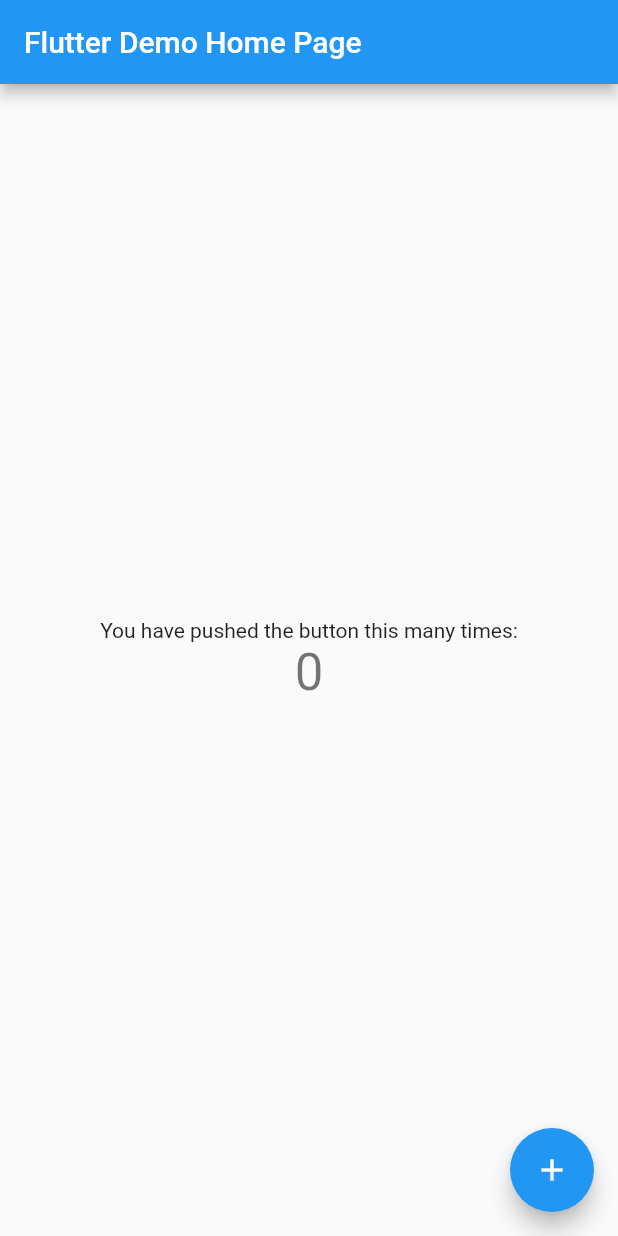
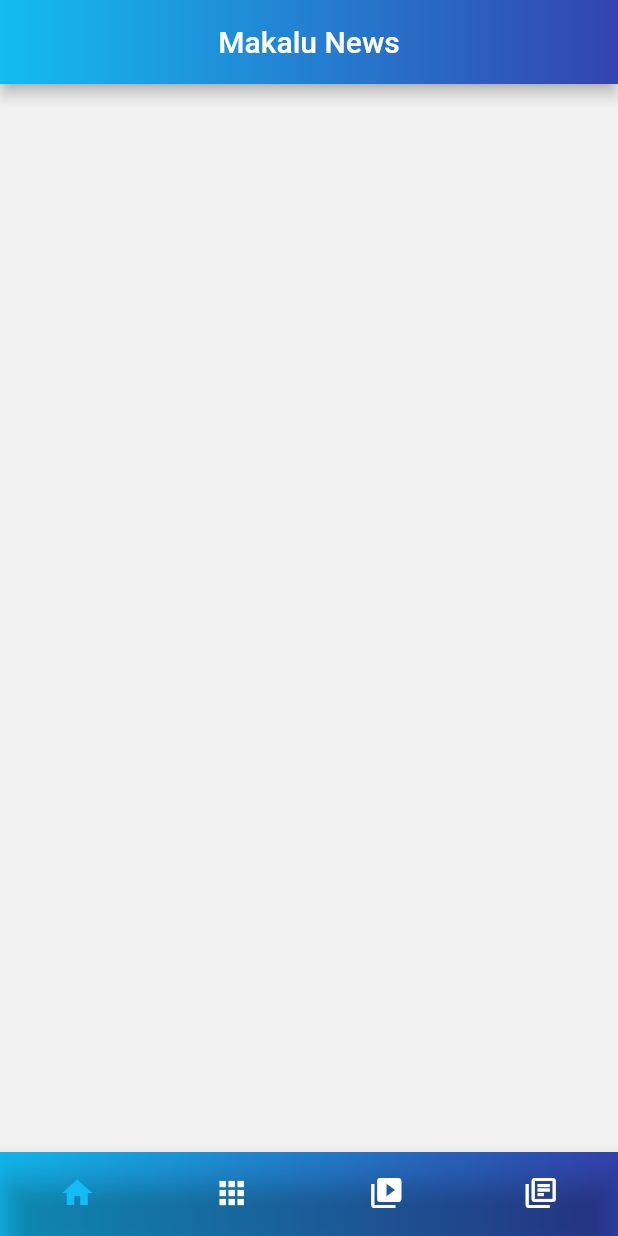
Before and after one commit to sabin-nepal/makalu_tv, a Flutter app: the screen it shows after launch, on a phone screen of 412 x 824 dp. Run offline on Flutter 3.47's test engine with Material 2 defaults, Android fonts, the phone set to English and light mode, and no system bars.

Commit message:
project structure and gradient appbar

```diff
--- /dev/null
+++ b/lib/app/helpers/constant.dart
@@ -0,0 +1,6 @@
+class Constant{
+  static const homeTabKey = 'home';
+  static const appsTabKey = 'category';
+  static const videoTabKey = 'video';
+  static const libraryTabKey = 'library';
+}
--- /dev/null
+++ b/lib/app/helpers/url.dart
@@ -0,0 +1,5 @@
+class UrlHelper{
+  static const String host = "https://lae.prolificdevs.net/api/v1/";
+  static const String newsUrl = '${host}news';
+
+}
--- /dev/null
+++ b/lib/app/models/news/news.dart
@@ -0,0 +1,19 @@
+import 'package:flutter/material.dart';
+
+class News{
+
+  final String id;
+  final String title;
+  News({
+    @required this.id,
+    @required this.title,
+  });
+
+  factory News.fromJson(Map<String, dynamic> json) {
+    return News(
+      id: json['id'] as String,
+      title: json['title'] as String,
+    );
+  }
+
+}
--- /dev/null
+++ b/lib/app/services/news/news_service.dart
@@ -0,0 +1,22 @@
+import 'dart:convert';
+
+import 'package:http/http.dart' as http;
+import 'package:makalu_tv/app/helpers/url.dart';
+import 'package:makalu_tv/app/models/news/news.dart';
+
+class NewsService{
+
+ Future<List<News>> getNews() async{
+
+    final _res = await http.get(Uri.parse(UrlHelper.newsUrl));
+    if(_res.statusCode == 200){
+      final _decoded = jsonDecode(_res.body);
+      final _data = _decoded
+          .map<News>((e) => News.fromJson(e))
+          .toList();
+      return _data;
+    }
+  throw _res;
+ }
+
+}
--- /dev/null
+++ b/lib/app/styles/colors.dart
@@ -0,0 +1,13 @@
+
+import 'package:flutter/material.dart';
+
+class AppColors{
+  static const Color bgColor = Color(0xfff2f2f2);
+  static const Color primaryColor = Color(0xff3443b0);
+  static const Color accentColor = Color(0xff13bcf3);
+  static const Color iconColor = Color(0xff13bcf3);
+  static const Gradient primaryGradient = LinearGradient(colors: [
+    accentColor,
+    primaryColor,
+  ]);
+}
--- /dev/null
+++ b/lib/app/styles/theme.dart
@@ -0,0 +1,12 @@
+
+import 'package:flutter/material.dart';
+import 'package:makalu_tv/app/styles/colors.dart';
+
+ThemeData theme = ThemeData(
+  appBarTheme: AppBarTheme(
+    color:Colors.white,
+  ),
+  scaffoldBackgroundColor: AppColors.bgColor,
+  primaryColor: AppColors.primaryColor,
+  accentColor: AppColors.accentColor,
+);
--- /dev/null
+++ b/lib/app/ui/general/home.dart
@@ -0,0 +1,86 @@
+import 'package:flutter/material.dart';
+import 'package:makalu_tv/app/styles/colors.dart';
+import 'package:makalu_tv/app/ui/screens/news_screen.dart';
+
+class HomePage extends StatefulWidget {
+  HomePage({Key key}) : super(key: key);
+  @override
+  _HomePageState createState() => _HomePageState();
+}
+
+class _HomePageState extends State<HomePage> {
+  List _tabPages;
+  int _selectedIndex = 0;
+  @override
+  void initState() {
+    super.initState();
+    _tabPages = [
+      NewsScreen(),
+      NewsScreen(),
+      NewsScreen(),
+      NewsScreen(),
+    ];
+
+  }
+
+  void _onItemTapped(int index) {
+    setState(() {
+      _selectedIndex = index;
+    });
+  }
+
+  @override
+  Widget build(BuildContext context) {
+
+    return Scaffold(
+      appBar: AppBar(
+        flexibleSpace: Container(
+          decoration:BoxDecoration(
+            gradient: AppColors.primaryGradient
+          )
+        ),
+        centerTitle: true,
+        title: Text(
+          'Makalu News',
+        ),
+      ),
+      bottomNavigationBar: _bottomNavigationBar(context),
+      body: Container() // This trailing comma makes auto-formatting nicer for build methods.
+    );
+  }
+  Widget _bottomNavigationBar(BuildContext context){
+    return Container(
+      decoration: BoxDecoration(
+        gradient: AppColors.primaryGradient,
+      ),
+      child: BottomNavigationBar(
+        backgroundColor: Colors.transparent,
+        currentIndex: _selectedIndex,
+        onTap: _onItemTapped,
+        type: BottomNavigationBarType.fixed,
+        showSelectedLabels: false,
+        showUnselectedLabels: false,
+        unselectedItemColor: Colors.white,
+        selectedItemColor: AppColors.iconColor,
+        items:[
+          BottomNavigationBarItem(
+            icon: Icon(Icons.home),
+            label: 'Home'
+            ),
+            BottomNavigationBarItem(
+            icon: Icon(Icons.apps),
+            label: 'Apps'
+            ),
+            BottomNavigationBarItem(
+            icon: Icon(Icons.video_collection),
+            label: 'Video'
+            ),
+            BottomNavigationBarItem(
+            icon: Icon(Icons.library_books_outlined),
+            label: 'Library'
+            ),
+        ],
+      ),
+    );
+  }
+}
--- /dev/null
+++ b/lib/app/ui/screens/news_screen.dart
@@ -0,0 +1,13 @@
+import 'package:flutter/material.dart';
+import 'package:makalu_tv/app/styles/colors.dart';
+
+class NewsScreen extends StatelessWidget {
+  @override
+  Widget build(BuildContext context) {
+    return Column(
+      children: [
+        Container()
+      ],
+    );
+  }
+}
--- a/lib/main.dart
+++ b/lib/main.dart
@@ -1,4 +1,6 @@
 import 'package:flutter/material.dart';
+import 'package:makalu_tv/app/styles/theme.dart';
+import 'package:makalu_tv/app/ui/general/home.dart';
 
 void main() {
   runApp(MyApp());
@@ -9,61 +11,9 @@ class MyApp extends StatelessWidget {
   @override
   Widget build(BuildContext context) {
     return MaterialApp(
-      title: 'Flutter Demo',
-      theme: ThemeData(
-        primarySwatch: Colors.blue,
-      ),
-      home: MyHomePage(title: 'Flutter Demo Home Page'),
+      title: 'Makalu Tv',
+      theme: theme,
+      home: HomePage(),
     );
   }
 }
-
-class MyHomePage extends StatefulWidget {
-  MyHomePage({Key key, this.title}) : super(key: key);
-
-  final String title;
-
-  @override
-  _MyHomePageState createState() => _MyHomePageState();
-}
-
-class _MyHomePageState extends State<MyHomePage> {
-  int _counter = 0;
-
-  void _incrementCounter() {
-    setState(() {
-      _counter++;
-    });
-  }
-
-  @override
-  Widget build(BuildContext context) {
-
-    return Scaffold(
-      appBar: AppBar(
-
-        title: Text(widget.title),
-      ),
-      body: Center(
-
-        child: Column(
-          mainAxisAlignment: MainAxisAlignment.center,
-          children: <Widget>[
-            Text(
-              'You have pushed the button this many times:',
-            ),
-            Text(
-              '$_counter',
-              style: Theme.of(context).textTheme.headline4,
-            ),
-          ],
-        ),
-      ),
-      floatingActionButton: FloatingActionButton(
-        onPressed: _incrementCounter,
-        tooltip: 'Increment',
-        child: Icon(Icons.add),
-      ), // This trailing comma makes auto-formatting nicer for build methods.
-    );
-  }
-}
--- a/pubspec.yaml
+++ b/pubspec.yaml
@@ -25,6 +25,7 @@ dependencies:
     sdk: flutter
   http: ^0.13.3
   cupertino_icons: ^1.0.2
+  provider: ^5.0.0
 
 dev_dependencies:
   flutter_test:
```
Also changed, not shown: lib/app/models/news/insight.dart (added), lib/app/models/poll.dart (added), lib/app/styles/sizes.dart (added), pubspec.lock.
